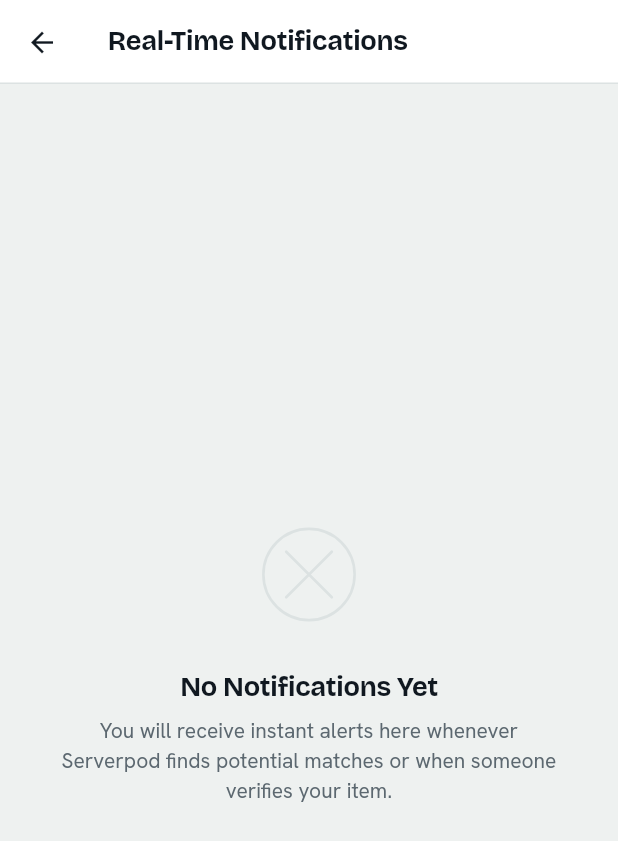
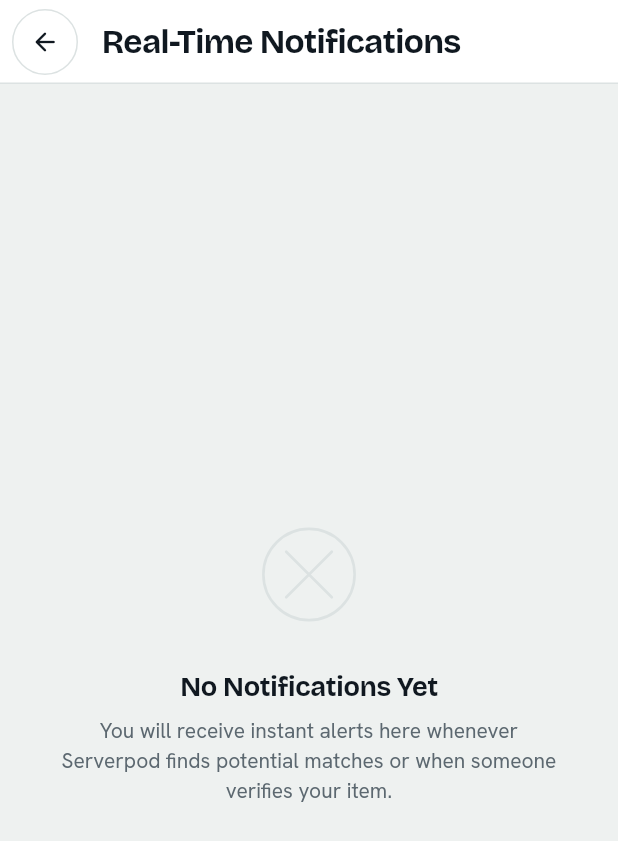
Before and after one commit to ajayg10/foundit, a Flutter app: the screen it shows after launch, after a tap on "Sign In", after a tap on "Alice (Lost)", after a tap on the "notifications" icon, on a phone screen of 412 x 824 dp. Shown: the top 841 px of the screen. Run offline on Flutter 3.47's test engine with Material 3 defaults, Android fonts, the phone set to English and light mode, and no system bars; our stand-ins replace flutter_map, geolocator, google_fonts, image_picker, latlong2, shared_preferences; missing offline and left inert: flutter_driver, serverpod, serverpod_auth_core_client, serverpod_auth_core_server, serverpod_auth_idp_client, serverpod_auth_idp_flutter and 4 more; statements that could not run were skipped.

Commit message:
Refactor NotificationsScreen - AppTopBar, loading/error states, responsive tests

```diff
--- a/found_it_flutter/lib/screens/notifications_screen.dart
+++ b/found_it_flutter/lib/screens/notifications_screen.dart
@@ -3,8 +3,38 @@ import 'package:intl/intl.dart';
 import '../state/app_state.dart';
 import '../ui/ui.dart';
 
-class NotificationsScreen extends StatelessWidget {
+class NotificationsScreen extends StatefulWidget {
   const NotificationsScreen({super.key});
+
+  @override
+  State<NotificationsScreen> createState() => _NotificationsScreenState();
+}
+
+class _NotificationsScreenState extends State<NotificationsScreen> {
+  bool _isLoading = false;
+  String? _error;
+
+  @override
+  void initState() {
+    super.initState();
+    if (AppState.instance.notifications.isEmpty) {
+      _loadData();
+    }
+  }
+
+  Future<void> _loadData() async {
+    setState(() {
+      _isLoading = true;
+      _error = null;
+    });
+    try {
+      await AppState.instance.fetchNotifications();
+    } catch (e) {
+      setState(() => _error = e.toString());
+    } finally {
+      if (mounted) setState(() => _isLoading = false);
+    }
+  }
 
   IconData _getIconForType(String type) {
     switch (type) {
@@ -45,11 +75,8 @@ class NotificationsScreen extends StatelessWidget {
         final colors = context.colors;
 
         return AppScaffold(
-          appBar: AppBar(
-            title: Text(
-              'Real-Time Notifications',
-              style: AppText.h3(colors.ink),
-            ),
+          appBar: AppTopBar(
+            title: 'Real-Time Notifications',
             actions: [
               if (notifications.isNotEmpty)
                 TextButton(
@@ -61,17 +88,38 @@ class NotificationsScreen extends StatelessWidget {
                 ),
             ],
           ),
-          body: notifications.isEmpty
-              ? const EmptyState(
+          body: _buildBody(notifications, colors),
+        );
+      },
+    );
+  }
+
+  Widget _buildBody(List notifications, AppSemantic colors) {
+    if (_isLoading && notifications.isEmpty) {
+      return const SkeletonList();
+    }
+
+    if (_error != null && notifications.isEmpty) {
+      return ErrorState(
+        message: _error!,
+        onRetry: _loadData,
+      );
+    }
+
+    if (notifications.isEmpty) {
+      return const EmptyState(
         icon: Icons.notifications_none,
         title: 'No Notifications Yet',
-                  body:
-                      'You will receive instant alerts here whenever Serverpod finds potential matches or when someone verifies your item.',
-                )
-              : ListView.separated(
+        body: 'You will receive instant alerts here whenever Serverpod finds potential matches or when someone verifies your item.',
+      );
+    }
+
+    return RefreshIndicator(
+      onRefresh: _loadData,
+      child: ListView.separated(
         padding: const EdgeInsets.all(AppSpacing.s16),
         itemCount: notifications.length,
-                  separatorBuilder: (_, __) => const SizedBox(height: 12),
+        separatorBuilder: (_, __) => AppSpacing.gap12,
         itemBuilder: (context, index) {
           final item = notifications[index];
           final color = _getColorForType(item.type, colors);
@@ -170,7 +218,5 @@ class NotificationsScreen extends StatelessWidget {
         },
       ),
     );
-      },
-    );
   }
 }
```
Also changed, not shown: 1 other file. Lines whose indentation alone changed are shown as unchanged.
